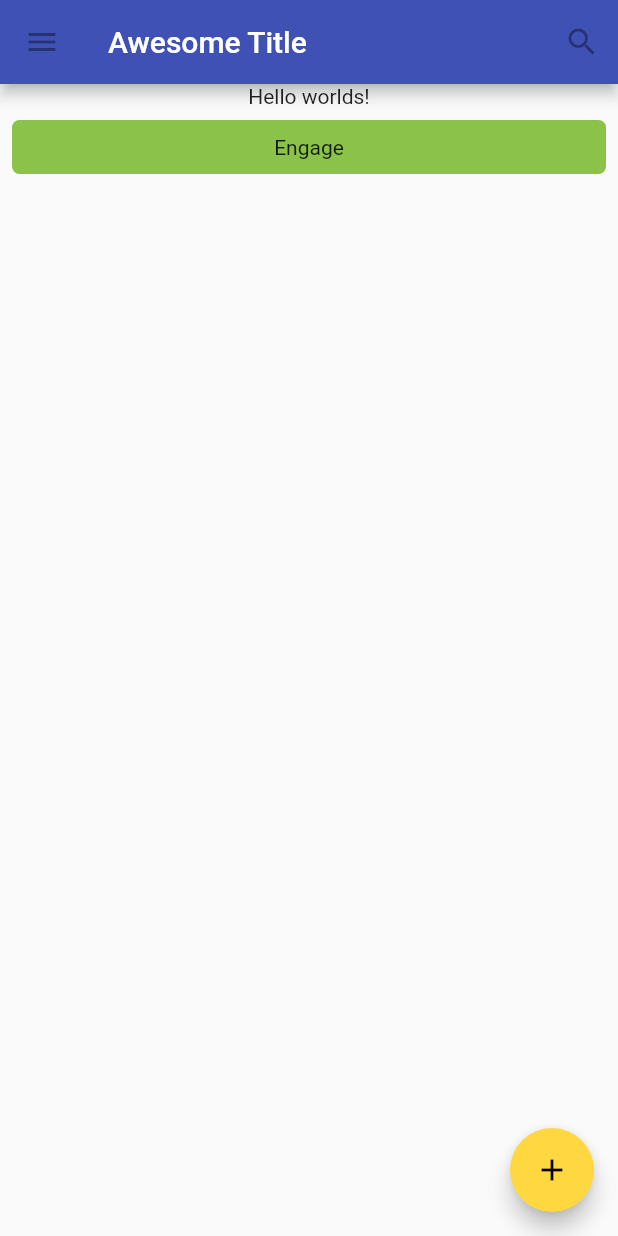
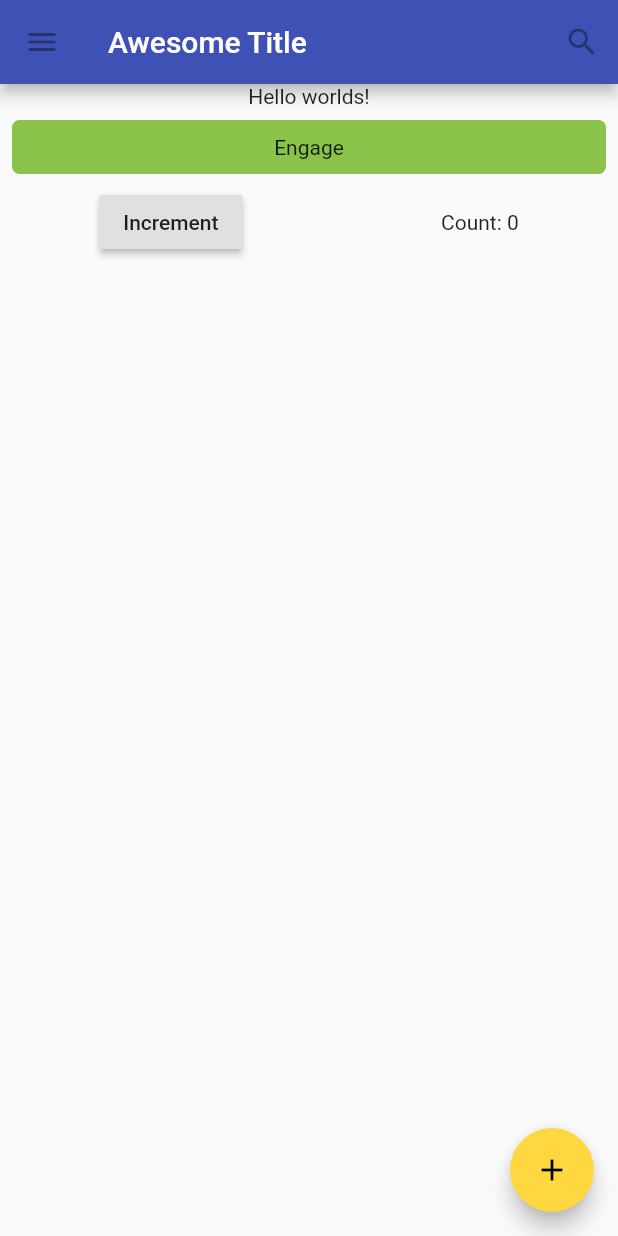
Before and after one commit to odifek/explore_flutter, a Flutter app: the screen it shows after launch, on a phone screen of 412 x 824 dp. Run offline on Flutter 3.47's test engine with Material 2 defaults, Android fonts, the phone set to English and light mode, and no system bars.

Commit message:
add counter custom widget

```diff
--- /dev/null
+++ b/lib/counter.dart
@@ -0,0 +1,53 @@
+import 'package:flutter/material.dart';
+
+class CounterDisplay extends StatelessWidget {
+  CounterDisplay({this.count});
+
+  final int count;
+
+  @override
+  Widget build(BuildContext context) {
+    return Text('Count: $count');
+  }
+}
+
+class CounterIncrementor extends StatelessWidget {
+  CounterIncrementor({this.onPressed});
+
+  final VoidCallback onPressed;
+
+  @override
+  Widget build(BuildContext context) {
+    return RaisedButton(
+      onPressed: onPressed,
+      child: Text("Increment"),
+    );
+  }
+}
+
+class Counter extends StatefulWidget {
+  @override
+  _CounterState createState() => _CounterState();
+}
+
+class _CounterState extends State<Counter> {
+  int _counter = 0;
+
+  void _increment() {
+    setState(() {
+      ++_counter;
+    });
+  }
+
+  @override
+  Widget build(BuildContext context) {
+    // TODO: implement build
+    return Row(
+      mainAxisAlignment: MainAxisAlignment.spaceAround,
+      children: <Widget>[
+        CounterIncrementor(onPressed: _increment,),
+        CounterDisplay(count: _counter,)
+      ],
+    );
+  }
+}
--- a/lib/main.dart
+++ b/lib/main.dart
@@ -1,3 +1,4 @@
+import 'package:explore_flutter/counter.dart';
 import 'package:flutter/material.dart';
 
 void main() {
@@ -35,6 +36,7 @@ class TutorialHome extends StatelessWidget {
         children: <Widget>[
           Text('Hello worlds!'),
           MyButton(),
+          Counter()
         ],
       ),
       floatingActionButton: FloatingActionButton(
```
